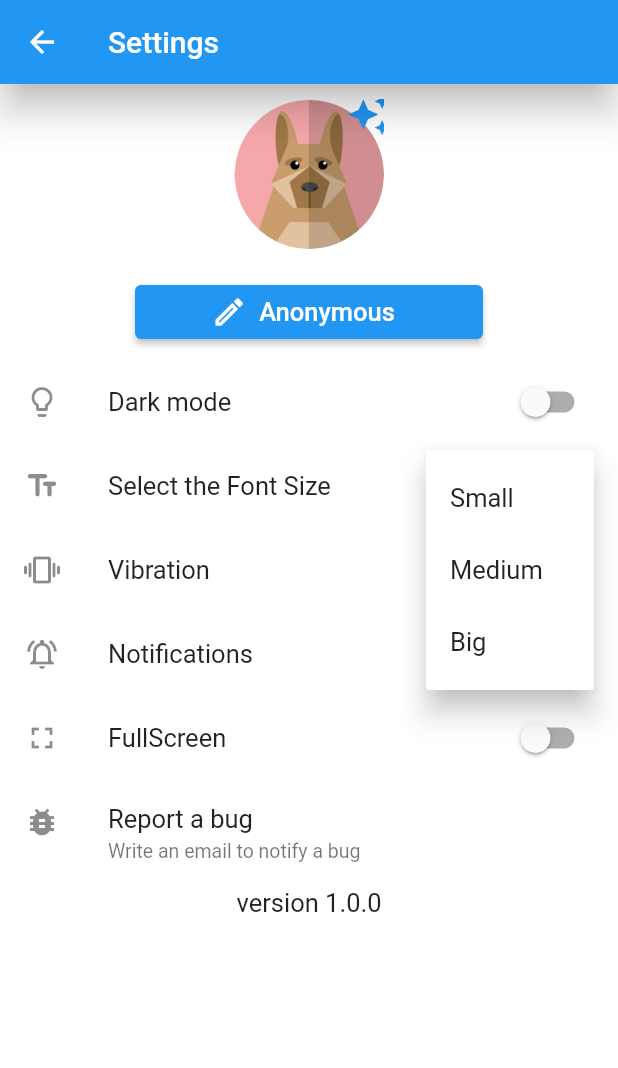
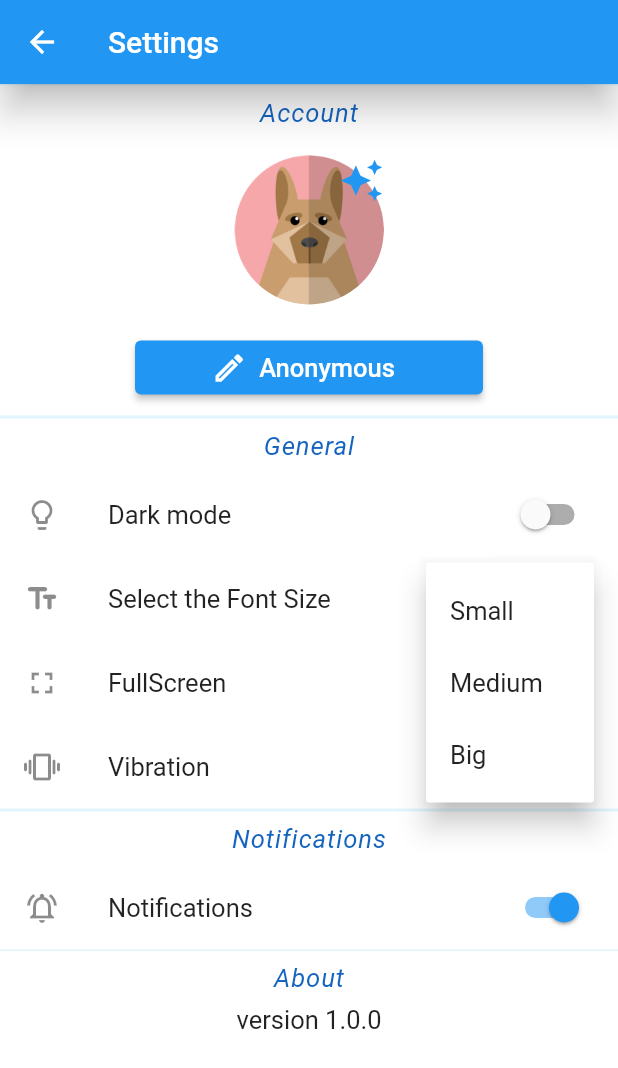
Before and after one commit to AndreaAlbertoMarchesi/checklify, a Flutter app: the SettingsPage screen opened directly, after a tap on the "more vert" icon, on a phone screen of 412 x 824 dp. Shown: the top 1068 px of the screen. Run offline on Flutter 3.47's test engine with Material 2 defaults, Android fonts, the light colour scheme and no system bars; our stand-ins replace date_time_picker, flutter_icons, image_picker, intro_slider, percent_indicator, shared_preferences and 3 more; missing offline and left inert: cell_calendar, device_calendar, flutter_material_color_picker; accounts and stored records are empty; generated files the repository leaves out were written again.

Commit message:
reorder of Setting code and minor fixes

```diff
--- a/lib/screens/home/widgets/ParentTaskItem.dart
+++ b/lib/screens/home/widgets/ParentTaskItem.dart
@@ -51,7 +51,7 @@
                     appState.task.percentage.toDouble(),
                     settings),
                 linearGradient: LinearGradient(colors: [
-                  Colors.green,
+                  Colors.green[600],
                   Colors.lightGreen,
                 ]),
               ),
@@ -66,7 +66,7 @@
     if ((percentage * 100) == 100.0) {
       return Icon(
         const IconData(0xe0de, fontFamily: 'MaterialIcons'),
-        color: Colors.greenAccent[700],
+        color: Colors.lightGreen[900],
         size: settings.getFontSizeParent(),
       );
     } else
--- a/lib/screens/home/widgets/sideMenu/SideMenu.dart
+++ b/lib/screens/home/widgets/sideMenu/SideMenu.dart
@@ -1,16 +1,13 @@
 import 'dart:io';
 
-import 'file:///C:/Users/AndreaMarchesi/AndroidStudioProjects/checklify/lib/screens/home/widgets/sideMenu/widgets/items/donateItem/widgets/DonateDialog.dart';
 import 'package:checklist_app/screens/home/widgets/sideMenu/widgets/items/HelpItem.dart';
 import 'package:checklist_app/screens/home/widgets/sideMenu/widgets/items/SettingItem.dart';
 import 'package:checklist_app/screens/home/widgets/sideMenu/widgets/items/donateItem/DonateItem.dart';
 import 'package:checklist_app/screens/home/widgets/sideMenu/widgets/items/timelineItem/TimelineItem.dart';
 import 'package:checklist_app/screens/home/widgets/sideMenu/widgets/selectionList/SelectionList.dart';
-import 'package:checklist_app/screens/intro/IntroApp.dart';
 import 'package:checklist_app/states/AppState.dart';
 import 'package:checklist_app/states/Settings.dart';
 import 'package:flutter/material.dart';
-import 'package:flutter_icons/flutter_icons.dart';
 import 'package:provider/provider.dart';
 
 class SideMenu extends StatelessWidget {
--- a/lib/screens/home/widgets/tasksList/widgets/widgets/PercentageRow.dart
+++ b/lib/screens/home/widgets/tasksList/widgets/widgets/PercentageRow.dart
@@ -55,7 +55,7 @@
             circularStrokeCap: CircularStrokeCap.round,
             center: isCompleted(task.percentage.toDouble(), settings),
             linearGradient: LinearGradient(colors: [
-              Colors.green,
+              Colors.green[600],
               Colors.lightGreen,
             ]),
           ),
@@ -68,7 +68,7 @@
     if ((percentage * 100) == 100.0) {
       return Icon(
         const IconData(0xe0de, fontFamily: 'MaterialIcons'),
-        color: Colors.greenAccent[700],
+        color: Colors.lightGreen[900],
         size: settings.getFontSizeParent() - 3,
       );
     } else
--- a/lib/screens/settings/SettingsPage.dart
+++ b/lib/screens/settings/SettingsPage.dart
@@ -1,13 +1,10 @@
-import 'dart:io';
-import 'package:checklist_app/screens/settings/widgets/AppSwitchListTile.dart';
-import 'package:checklist_app/screens/settings/widgets/dialogs/ModifyName.dart';
+import 'package:checklist_app/screens/settings/widgets/settingsSection/AccountSettings.dart';
+import 'package:checklist_app/screens/settings/widgets/settingsSection/GeneralSettings.dart';
+import 'package:checklist_app/screens/settings/widgets/settingsSection/NotificationSettings.dart';
 import 'package:checklist_app/states/Settings.dart';
-import 'package:flutter/cupertino.dart';
 import 'package:flutter/material.dart';
 import 'package:flutter/services.dart';
 import 'package:provider/provider.dart';
-import 'package:url_launcher/url_launcher.dart';
-import 'widgets/BottomSheet.dart';
 
 class SettingsPage extends StatefulWidget {
   @override
@@ -19,31 +16,7 @@
   Widget build(BuildContext context) {
     final settings = context.watch<Settings>();
 
-    double radius = 50;
-    double iconSize = 30;
-    double distance = 10;
-    const List<String> FONTS = ["Small", "Medium", "Big"];
-
-    final Uri _emailLaunchUri = Uri(
-        scheme: 'mailto',
-        path: 'smith@example.com',
-        queryParameters: {'subject': 'Report a Bug'});
-
-    _setDarkMode(darkTheme) {
-      settings.setDarkTheme(darkTheme);
-    }
-    _setVibration(vibration) {
-      settings.setVibration(vibration);
-    }
-    _setNotification(notifications) {
-      settings.setNotification(notifications);
-    }
-    _setFullScreen(fullScreen) {
-      settings.setFullScreen(fullScreen);
-    }
-
-
-    if(settings.fullScreen)
+    if (settings.fullScreen)
       SystemChrome.setEnabledSystemUIOverlays([]);
     else
       SystemChrome.setEnabledSystemUIOverlays(SystemUiOverlay.values);
@@ -57,135 +30,10 @@
       body: SingleChildScrollView(
         child: Column(
           children: [
-            Center(
-              child: Padding(
-                padding: const EdgeInsets.all(10.0),
-                child: InkWell(
-                  customBorder: CircleBorder(),
-                  onTap: () {
-                    _settingModalBottomSheet(context);
-                  },
-                  child: Stack(
-                      alignment: Alignment.center,
-                      children: [
-                        CircleAvatar(
-                          backgroundImage: settings.isPhotoFromGallery
-                              ? FileImage(File(settings.appUser.photoURL))
-                              : AssetImage("${settings.appUser.photoURL}"),
-                          backgroundColor: Colors.transparent,
-                          radius: radius,
-                          //background image
-                        ),
-                        Positioned(
-                            top: -(iconSize + radius - 30),
-                            right: -(radius - 40 + iconSize - distance),
-                            bottom: iconSize,
-                            left: radius,
-                            child: Icon(
-                              Icons.auto_awesome,
-                              color: Colors.blue,
-                              size: iconSize,
-                            )),
-                      ]),
-                ),
-              ),
-            ),
-            Center(
-              child: Padding(
-                padding: const EdgeInsets.all(8.0),
-                child: ElevatedButton(
-                  child: SizedBox(
-                    width: 200,
-                    child: Row(
-                      mainAxisAlignment: MainAxisAlignment.center,
-                      children: [
-                        Icon(Icons.create_outlined),
-                        Container(
-                            child: Padding(
-                          padding: const EdgeInsets.all(8.0),
-                          child: Text(
-                            settings.appUser.userName,
-                            style: TextStyle(
-                              fontSize:
-                                  settings.getFontSizeChildren(),
-                            ),
-                          ),
-                        )),
-                      ],
-                    ),
-                  ),
-                  onPressed: () {
-                    openAddDialog(context);
-                  },
-                ),
-              ),
-            ),
-            AppSwitchListTile(title: "Dark mode",
-                icon: Icons.lightbulb_outline,
-                value: settings.darkTheme,
-                function: _setDarkMode
-            ),
-            ListTile(
-              title: Text(
-                "Select the Font Size",
-                style: TextStyle(
-                  fontSize: settings.getFontSizeChildren(),
-                ),
-              ),
-              leading: Icon(Icons.text_fields_rounded),
-              trailing: PopupMenuButton(
-                itemBuilder: (BuildContext context) {
-                  return FONTS.map((fontSize) {
-                    return PopupMenuItem(
-                      value: fontSize,
-                      child: Text(
-                        fontSize,
-                        style: TextStyle(
-                          fontSize: settings.getFontSizeChildren(),
-                        ),
-                      ),
-                    );
-                  }).toList();
-                },
-                tooltip: "Size",
-                onSelected: (fontSize) {
-                  settings.setFontSize(fontSize);
-                },
-              ),
-            ),
-            AppSwitchListTile(title: "Vibration",
-                icon: Icons.vibration_rounded,
-                value: settings.vibrate,
-                function: _setVibration
-            ),
-            AppSwitchListTile(title: "Notifications",
-                icon: Icons.notifications_active_outlined,
-                value: settings.notifications,
-                function: _setNotification
-            ),
-            AppSwitchListTile(title: "FullScreen",
-                icon: Icons.fullscreen,
-                value: settings.fullScreen,
-                function: _setFullScreen
-            ),
-            ListTile(
-              leading: const Icon(Icons.bug_report),
-              title: Text(
-                "Report a bug",
-                style: TextStyle(
-                  fontSize: settings.getFontSizeChildren(),
-                ),
-              ),
-              subtitle: Text(
-                "Write an email to notify a bug",
-                style: TextStyle(
-                  fontSize: settings.getFontSizeChildren() - 4.0,
-                ),
-              ),
-              onTap: () {
-                launch(_emailLaunchUri.toString());
-              },
-            ),
+            AccountSettings(),
+            GeneralSettings(),
+            NotificationSettings(),
+
             /*ListTile(
               title: Center(child: Text(
                   "Terms & Conditions",
@@ -204,11 +52,27 @@
               },
             ),*/
             Center(
-                child: Text(
-              "version 1.0.0",
-              style: TextStyle(
-                fontSize: settings.getFontSizeChildren(),
-              ),
+                child: Column(
+              children: [
+                Padding(
+                  padding: const EdgeInsets.all(8.0),
+                  child: Text(
+                    "About",
+                    style: TextStyle(
+                      fontSize: settings.getFontSizeChildren(),
+                      letterSpacing: 0.6,
+                      fontStyle: FontStyle.italic,
+                      color: settings.getFont(),
+                    ),
+                  ),
+                ),
+                Text(
+                  "version 1.0.0",
+                  style: TextStyle(
+                    fontSize: settings.getFontSizeChildren(),
+                  ),
+                ),
+              ],
             ))
           ],
         ),
@@ -216,20 +80,4 @@
     );
   }
 
-  void _settingModalBottomSheet(BuildContext context) {
-    showModalBottomSheet(
-        context: context,
-        builder: (BuildContext bc) {
-          return AppBottomSheet();
-        });
-  }
-
-  void openAddDialog(BuildContext context) {
-    showDialog(
-      context: context,
-      builder: (BuildContext context) {
-        return ModifyName();
-      },
-    );
-  }
 }
--- /dev/null
+++ b/lib/screens/settings/widgets/settingsSection/AccountSettings.dart
@@ -0,0 +1,125 @@
+import 'dart:io';
+import 'package:checklist_app/screens/settings/widgets/dialogs/ModifyName.dart';
+import 'package:checklist_app/states/Settings.dart';
+import 'package:flutter/material.dart';
+import 'package:provider/provider.dart';
+import '../BottomSheet.dart';
+
+
+class AccountSettings extends StatelessWidget {
+
+  final double radius = 50;
+  final double iconSize = 30;
+  final double distance = 10;
+
+  @override
+  Widget build(BuildContext context) {
+    final settings = context.watch<Settings>();
+
+    return Container(
+        child: Column(
+          children: [
+            Padding(
+              padding: const EdgeInsets.all(8.0),
+              child: Text(
+                "Account",
+                style: TextStyle(
+                  fontSize: settings.getFontSizeChildren(),
+                  letterSpacing: 0.6,
+                  fontStyle: FontStyle.italic,
+                  color: settings.getFont(),
+                ),
+              ),
+            ),
+            Center(
+              child: Padding(
+                padding: const EdgeInsets.all(10.0),
+                child: InkWell(
+                  customBorder: CircleBorder(),
+                  onTap: () {
+                    _settingModalBottomSheet(context);
+                  },
+                  child: Stack(alignment: Alignment.center, children: [
+                    CircleAvatar(
+                      backgroundImage: settings.isPhotoFromGallery
+                          ? FileImage(File(settings.appUser.photoURL))
+                          : AssetImage("${settings.appUser.photoURL}"),
+                      backgroundColor: Colors.transparent,
+                      radius: radius,
+                      //background image
+                    ),
+                    Positioned(
+                        top: -(iconSize + radius - 45),
+                        right: -(radius - 50 + iconSize - distance),
+                        bottom: iconSize,
+                        left: radius,
+                        child: Icon(
+                          Icons.auto_awesome,
+                          color: Colors.blue,
+                          size: iconSize,
+                        )),
+                  ]),
+                ),
+              ),
+            ),
+            Center(
+              child: Padding(
+                padding: const EdgeInsets.all(8.0),
+                child: ElevatedButton(
+                  child: SizedBox(
+                    width: 200,
+                    child: Row(
+                      mainAxisAlignment: MainAxisAlignment.center,
+                      children: [
+                        Icon(Icons.create_outlined),
+                        Container(
+                            child: Padding(
+                              padding: const EdgeInsets.all(8.0),
+                              child: Text(
+                                settings.appUser.userName,
+                                style: TextStyle(
+                                  fontSize: settings.getFontSizeChildren(),
+                                ),
+                              ),
+                            )),
+                      ],
+                    ),
+                  ),
+                  onPressed: () {
+                    openAddDialog(context);
+                  },
+                ),
+              ),
+            ),
+          ],
+        ),
+        decoration: BoxDecoration(
+            border: Border(
+              top: BorderSide(
+                  color: settings.getColor()
+              ),
+              bottom: BorderSide(
+                  color: settings.getColor()
+              ),
+            )
+        )
+    );
+  }
+
+  void _settingModalBottomSheet(BuildContext context) {
+    showModalBottomSheet(
+        context: context,
+        builder: (BuildContext bc) {
+          return AppBottomSheet();
+        });
+  }
+
+  void openAddDialog(BuildContext context) {
+    showDialog(
+      context: context,
+      builder: (BuildContext context) {
+        return ModifyName();
+      },
+    );
+  }
+}
--- /dev/null
+++ b/lib/screens/settings/widgets/settingsSection/AssistanceSettings.dart
@@ -0,0 +1,66 @@
+
+import 'package:checklist_app/states/Settings.dart';
+import 'package:flutter/material.dart';
+import 'package:provider/provider.dart';
+import 'package:url_launcher/url_launcher.dart';
+
+
+class AssistanceSettings extends StatelessWidget {
+  @override
+  Widget build(BuildContext context) {
+    final settings = context.watch<Settings>();
+
+    final Uri _emailLaunchUri = Uri(
+        scheme: 'mailto',
+        path: 'smith@example.com',
+        queryParameters: {'subject': 'Report a Bug'});
+
+
+    return Container(
+        child: Column(
+          children: [
+            Padding(
+              padding: const EdgeInsets.all(8.0),
+              child: Text(
+                "Assistance",
+                style: TextStyle(
+                  fontSize: settings.getFontSizeChildren(),
+                  letterSpacing: 0.6,
+                  fontStyle: FontStyle.italic,
+                  color: settings.getFont(),
+                ),
+              ),
+            ),
+            ListTile(
+              leading: const Icon(Icons.bug_report),
+              title: Text(
+                "Report a bug",
+                style: TextStyle(
+                  fontSize: settings.getFontSizeChildren(),
+                ),
+              ),
+              subtitle: Text(
+                "Write an email to notify a bug",
+                style: TextStyle(
+                  fontSize: settings.getFontSizeChildren() - 4.0,
+                ),
+              ),
+              onTap: () {
+                launch(_emailLaunchUri.toString());
+              },
+            ),
+          ],
+        ),
+        decoration: BoxDecoration(
+            border: Border(
+              top: BorderSide(
+                  color: settings.getColor()
+              ),
+              bottom: BorderSide(
+                  color: settings.getColor()
+              ),
+            )
+        )
+    );
+  }
+}
--- /dev/null
+++ b/lib/screens/settings/widgets/settingsSection/GeneralSettings.dart
@@ -0,0 +1,99 @@
+import 'package:checklist_app/screens/settings/widgets/AppSwitchListTile.dart';
+import 'package:checklist_app/states/Settings.dart';
+import 'package:flutter/material.dart';
+import 'package:provider/provider.dart';
+
+
+class GeneralSettings extends StatelessWidget {
+  @override
+  Widget build(BuildContext context) {
+    final settings = context.watch<Settings>();
+
+    const List<String> FONTS = ["Small", "Medium", "Big"];
+
+    _setDarkMode(darkTheme) {
+      settings.setDarkTheme(darkTheme);
+    }
+
+    _setVibration(vibration) {
+      settings.setVibration(vibration);
+    }
+
+
+    _setFullScreen(fullScreen) {
+      settings.setFullScreen(fullScreen);
+    }
+
+    return Container(
+        child: Column(
+          children: [
+            Padding(
+              padding: const EdgeInsets.all(8.0),
+              child: Text(
+                "General",
+                style: TextStyle(
+                  fontSize: settings.getFontSizeChildren(),
+                  letterSpacing: 0.6,
+                  fontStyle: FontStyle.italic,
+                  color: settings.getFont(),
+                ),
+              ),
+            ),
+            AppSwitchListTile(
+                title: "Dark mode",
+                icon: Icons.lightbulb_outline,
+                value: settings.darkTheme,
+                function: _setDarkMode),
+            ListTile(
+              title: Text(
+                "Select the Font Size",
+                style: TextStyle(
+                  fontSize: settings.getFontSizeChildren(),
+                ),
+              ),
+              leading: Icon(Icons.text_fields_rounded),
+              trailing: PopupMenuButton(
+                itemBuilder: (BuildContext context) {
+                  return FONTS.map((fontSize) {
+                    return PopupMenuItem(
+                      value: fontSize,
+                      child: Text(
+                        fontSize,
+                        style: TextStyle(
+                          fontSize: settings.getFontSizeChildren(),
+                        ),
+                      ),
+                    );
+                  }).toList();
+                },
+                tooltip: "Size",
+                onSelected: (fontSize) {
+                  settings.setFontSize(fontSize);
+                },
+              ),
+            ),
+            AppSwitchListTile(
+                title: "FullScreen",
+                icon: Icons.fullscreen,
+                value: settings.fullScreen,
+                function: _setFullScreen),
+            AppSwitchListTile(
+                title: "Vibration",
+                icon: Icons.vibration_rounded,
+                value: settings.vibrate,
+                function: _setVibration),
+          ],
+        ),
+        decoration: BoxDecoration(
+            border: Border(
+              top: BorderSide(
+                  color: settings.getColor()
+              ),
+              bottom: BorderSide(
+                  color: settings.getColor()
+              ),
+            )
+        )
+    );
+  }
+}
--- /dev/null
+++ b/lib/screens/settings/widgets/settingsSection/NotificationSettings.dart
@@ -0,0 +1,51 @@
+import 'package:checklist_app/screens/settings/widgets/AppSwitchListTile.dart';
+import 'package:checklist_app/states/Settings.dart';
+import 'package:flutter/material.dart';
+import 'package:provider/provider.dart';
+
+class NotificationSettings extends StatelessWidget {
+
+
+  @override
+  Widget build(BuildContext context) {
+    final settings = context.watch<Settings>();
+
+    _setNotification(notifications) {
+      settings.setNotification(notifications);
+    }
+
+    return Container(
+        child: Column(
+          children: [
+            Padding(
+              padding: const EdgeInsets.all(8.0),
+              child: Text(
+                "Notifications",
+                style: TextStyle(
+                  fontSize: settings.getFontSizeChildren(),
+                  letterSpacing: 0.6,
+                  fontStyle: FontStyle.italic,
+                  color: settings.getFont(),
+                ),
+              ),
+            ),
+            AppSwitchListTile(
+                title: "Notifications",
+                icon: Icons.notifications_active_outlined,
+                value: settings.notifications,
+                function: _setNotification),
+          ],
+        ),
+        decoration: BoxDecoration(
+            border: Border(
+              top: BorderSide(
+                  color: settings.getColor()
+              ),
+              bottom: BorderSide(
+                  color: settings.getColor()
+              ),
+            )
+        )
+    );
+  }
+}
```
Also changed, not shown: pubspec.lock.
